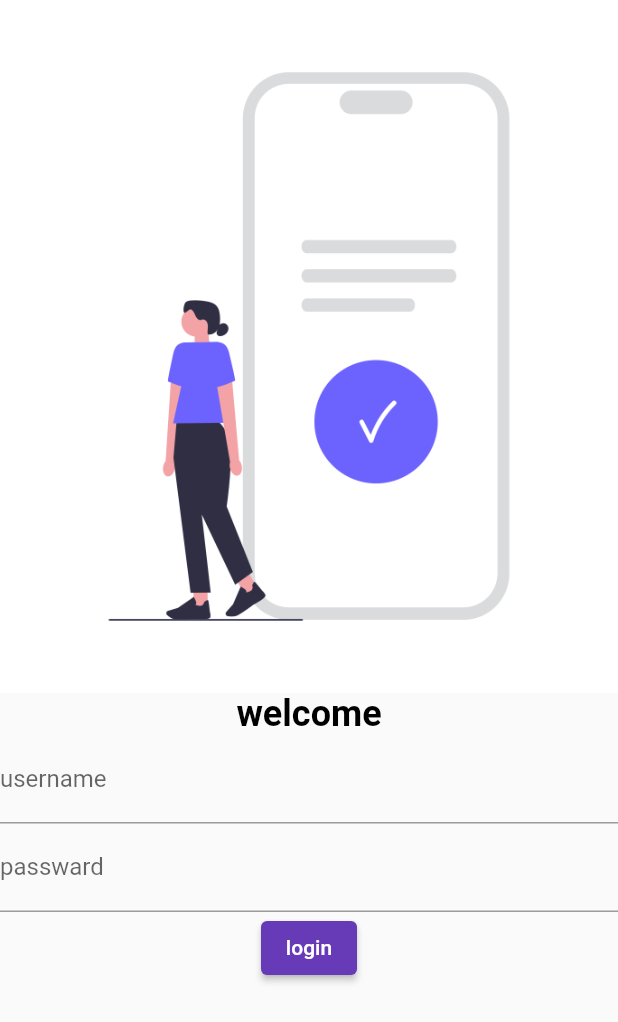
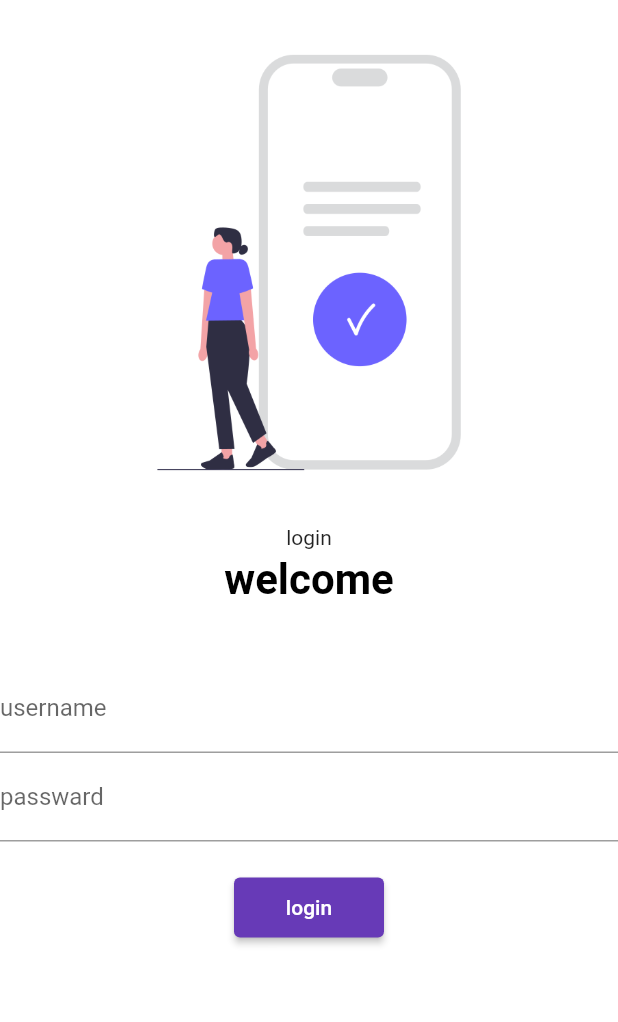
Before and after one commit to Bno74/flutter_application_2, a Flutter app: the screen it shows after launch, on a phone screen of 412 x 824 dp. Shown: the top 1022 px of the screen. Run offline on Flutter 3.47's test engine with Material 2 defaults, Android fonts, the phone set to English and light mode, and no system bars.

Commit message:
day 5 complete

```diff
--- a/lib/main.dart
+++ b/lib/main.dart
@@ -1,4 +1,5 @@
 import "package:flutter/material.dart";
+import 'package:flutter_application_2/pages/utils/routs.dart';
 import 'pages/homepage.dart';
 import 'pages/LoginPage.dart';
 
@@ -17,8 +18,8 @@ class MyApp extends StatelessWidget {
       ),
       routes: {
         "/": (context) => LoginPage(),
-        "/home": (context) => homepage(),
-        "/login": (context) => LoginPage()
+        MyRout.homeRout: (context) => homepage(),
+        MyRout.loginRout: (context) => LoginPage()
       },
     );
   }
--- a/lib/pages/LoginPage.dart
+++ b/lib/pages/LoginPage.dart
@@ -1,58 +1,56 @@
 import 'package:flutter/material.dart';
+
+import 'utils/routs.dart';
 
 class LoginPage extends StatelessWidget {
   @override
   Widget build(BuildContext context) {
     return Material(
+        color: Colors.white,
+        child: SingleChildScrollView(
             child: Column(
           children: [
             Image.asset(
               "asset/image/login_image.png",
               fit: BoxFit.cover,
-
+              height: 350,
             ),
             const SizedBox(
-          height: 0,
+              height: 20,
               child: Text("login"),
             ),
-
-
             const Text(
               "welcome",
               style: TextStyle(
-            fontSize: 24,
-            fontWeight: FontWeight.bold ,
-            color: Colors.black
-          ),
-
+                  fontSize: 28,
+                  fontWeight: FontWeight.bold,
+                  color: Colors.black),
             ),
             const SizedBox(
-          height: 0,
+              height: 40,
             ),
             const TextField(
               decoration: InputDecoration(
-            hintText: "EnterUsername",
-            labelText: "username"
-          ),
+                  hintText: "EnterUsername", labelText: "username"),
             ),
             const TextField(
-          decoration : InputDecoration(
+                decoration: InputDecoration(
               hintText: "Enter passward",
               labelText: "passward",
-
-
-          )
+            )),
+            const SizedBox(
+              height: 20,
             ),
-       const SizedBox(
-          height: 0,
+            ElevatedButton(
+              child: Text("login"),
+              style: TextButton.styleFrom(
+                minimumSize: Size(100, 40),
               ),
-        ElevatedButton( child: Text("login"),
-        style: TextButton.styleFrom(),
-        onPressed: () {},
-
+              onPressed: () {
+                Navigator.pushNamed(context, MyRout.homeRout);
+              },
             ),
-
           ],
-    ));
+        )));
   }
 }
--- /dev/null
+++ b/lib/pages/utils/routs.dart
@@ -0,0 +1,5 @@
+class MyRout {
+  static String loginRout = "/login";
+
+  static String homeRout = "/home";
+}
```
Also changed, not shown: lib/pages/homepage.dart (+12 -5 lines). Lines whose indentation alone changed are shown as unchanged.
